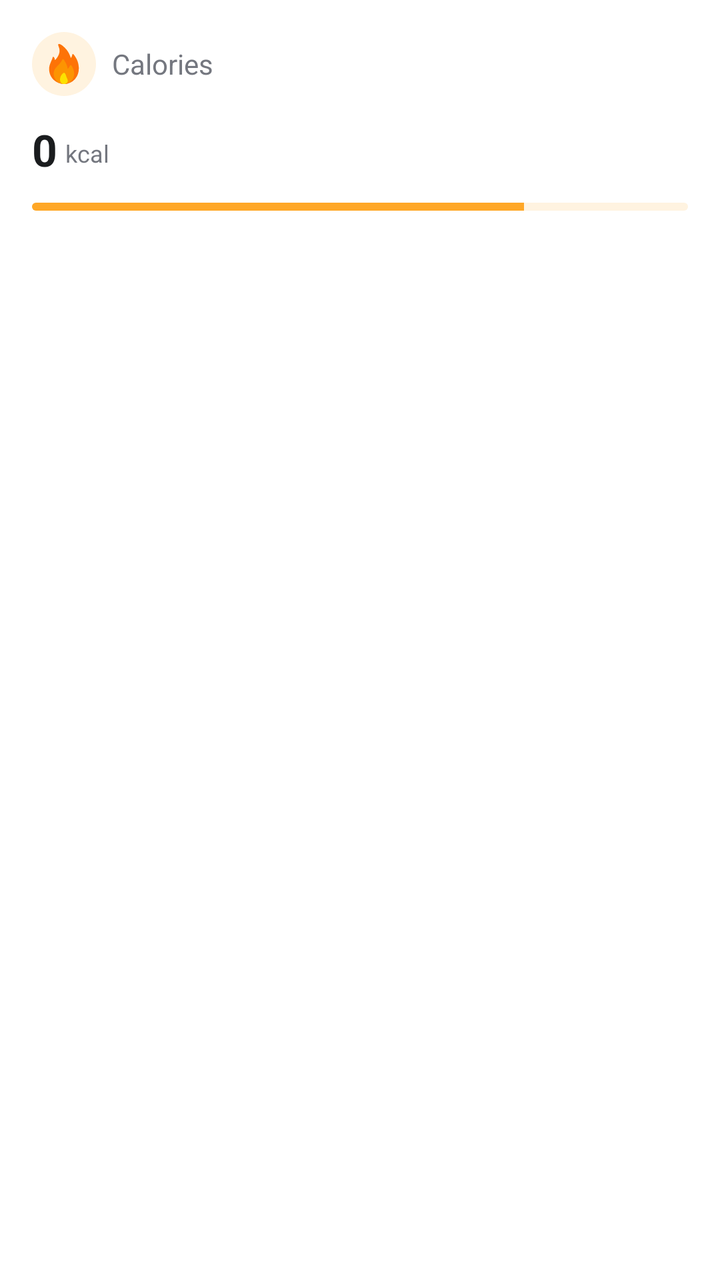
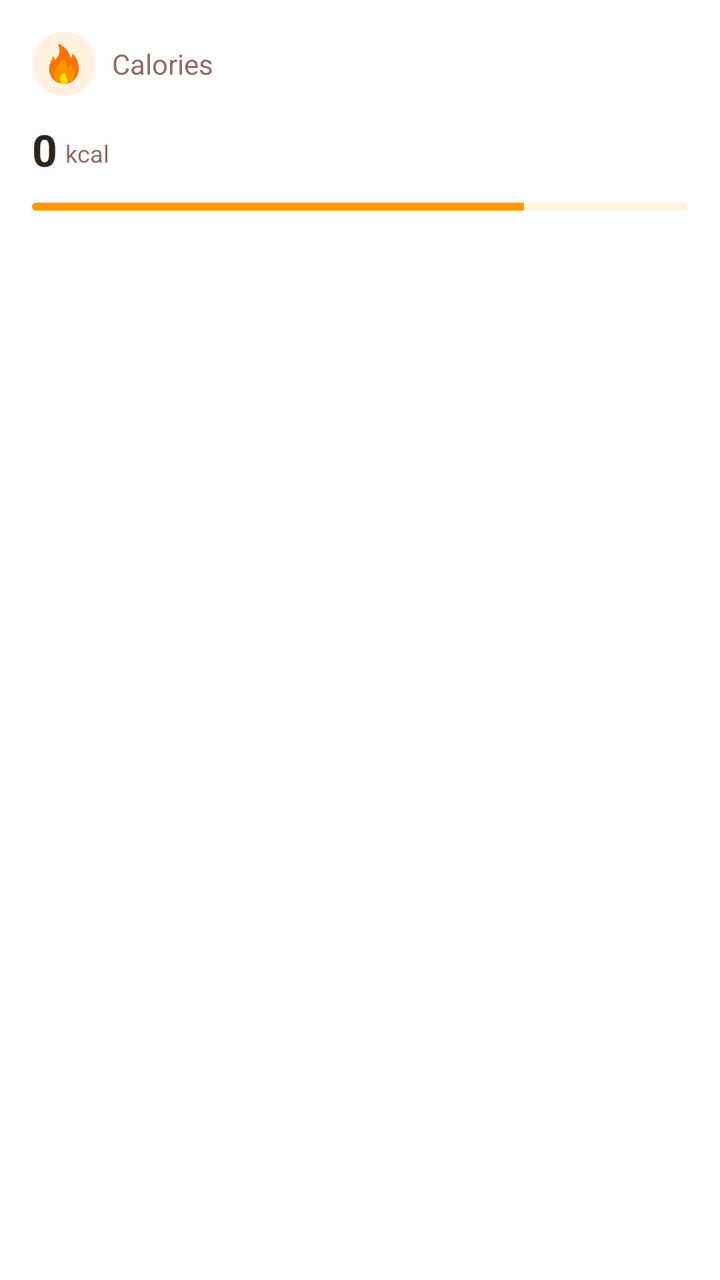

An Android layout rendered at two revisions. The XML below is the earlier revision; the diff shows what the commit changed to produce the second picture.
<!-- AndroidManifest.xml: application theme Theme.Better_Life -->
<!-- res/layout/item_health_card_calories.xml -->
<?xml version="1.0" encoding="utf-8"?>
<androidx.cardview.widget.CardView xmlns:android="http://schemas.android.com/apk/res/android"
    xmlns:app="http://schemas.android.com/apk/res-auto"
    android:layout_width="match_parent"
    android:layout_height="wrap_content"
    app:cardCornerRadius="16dp"
    app:cardElevation="0dp"
    app:cardBackgroundColor="@color/white">

    <LinearLayout
        android:layout_width="match_parent"
        android:layout_height="wrap_content"
        android:orientation="vertical"
        android:padding="16dp">

        <LinearLayout
            android:layout_width="match_parent"
            android:layout_height="wrap_content"
            android:gravity="center_vertical"
            android:orientation="horizontal">

            <ImageView
                android:layout_width="32dp"
                android:layout_height="32dp"
                android:background="@drawable/bg_icon_calories"
                android:padding="6dp"
                android:src="@drawable/ic_fire" />

            <TextView
                android:layout_width="wrap_content"
                android:layout_height="wrap_content"
                android:layout_marginStart="8dp"
                android:text="Calories"
                android:textColor="@color/text_secondary"
                android:textSize="14sp" />
        </LinearLayout>

        <LinearLayout
            android:layout_width="match_parent"
            android:layout_height="wrap_content"
            android:layout_marginTop="12dp"
            android:gravity="bottom"
            android:orientation="horizontal">

            <TextView
                android:id="@+id/show_total_calo"
                android:layout_width="wrap_content"
                android:layout_height="wrap_content"
                android:text="0"
                android:textColor="@color/text_title"
                android:textSize="22sp"
                android:textStyle="bold" />

            <TextView
                android:layout_width="wrap_content"
                android:layout_height="wrap_content"
                android:layout_marginStart="4dp"
                android:layout_marginBottom="2dp"
                android:text="kcal"
                android:textColor="@color/text_secondary"
                android:textSize="12sp" />
        </LinearLayout>

        <ProgressBar
            style="@style/Widget.AppCompat.ProgressBar.Horizontal"
            android:layout_width="match_parent"
            android:layout_height="4dp"
            android:layout_marginTop="12dp"
            android:progress="75"
            android:progressDrawable="@drawable/progress_calories" />
    </LinearLayout>
</androidx.cardview.widget.CardView>
<!-- resources referenced by this layout -->
<resources>
  <color name="text_secondary">#74777F</color>
  <color name="text_title">#1A1C1E</color>
  <color name="white">#FFFFFFFF</color>
  <!-- drawable bg_icon_calories (drawable) -->
  <?xml version="1.0" encoding="utf-8"?>
  <shape xmlns:android="http://schemas.android.com/apk/res/android"
      android:shape="oval">
      <solid android:color="@color/card_calories" />
  </shape>
  <!-- drawable ic_fire: vector/xml drawable (drawable, 4377 chars, omitted) -->
  <!-- drawable progress_calories (drawable) -->
  <?xml version="1.0" encoding="utf-8"?>
  <layer-list xmlns:android="http://schemas.android.com/apk/res/android">
      <item android:id="@android:id/background">
          <shape>
              <corners android:radius="2dp" />
              <solid android:color="#FFF3E0" />
          </shape>
      </item>
      <item android:id="@android:id/progress">
          <clip>
              <shape>
                  <corners android:radius="2dp" />
                  <solid android:color="@color/progress_calories" />
              </shape>
          </clip>
      </item>
  </layer-list>
  <style name="Theme.Better_Life" parent="Theme.MaterialComponents.DayNight.NoActionBar">
          
          <item name="colorPrimary">@color/primary_teal</item>
          <item name="colorPrimaryVariant">@color/primary_teal_dark</item>
          <item name="colorOnPrimary">@color/white</item>
          
          <item name="colorSecondary">@color/nav_active</item>
          <item name="colorSecondaryVariant">@color/primary_teal_dark</item>
          <item name="colorOnSecondary">@color/white</item>
          
          <item name="android:statusBarColor">@color/primary_teal</item>
          
      </style>
  <color name="card_calories">#FFF3E0</color>
  <color name="progress_calories">#FFA726</color>
  <color name="primary_teal">#26A69A</color>
  <color name="primary_teal_dark">#00796B</color>
  <color name="nav_active">#26A69A</color>
</resources>

<!-- the commit's change to res/layout/item_health_card_calories.xml (unified diff, before → after) -->
@@ -43,7 +43,7 @@
             android:orientation="horizontal">
 
             <TextView
-                android:id="@+id/show_total_calo"
+                android:id="@+id/tv_value"
                 android:layout_width="wrap_content"
                 android:layout_height="wrap_content"
                 android:text="0"
@@ -62,6 +62,7 @@
         </LinearLayout>
 
         <ProgressBar
+            android:id="@+id/pb_calories"
             style="@style/Widget.AppCompat.ProgressBar.Horizontal"
             android:layout_width="match_parent"
             android:layout_height="4dp"
<!-- resource entries referenced after the edit -->
@@ -1,7 +1,7 @@
 <!-- resources referenced by this layout -->
 <resources>
-  <color name="text_secondary">#74777F</color>
-  <color name="text_title">#1A1C1E</color>
+  <color name="text_secondary">#8D6E63</color>
+  <color name="text_title">#2D241E</color>
   <color name="white">#FFFFFFFF</color>
   <!-- drawable bg_icon_calories (drawable) -->
   <?xml version="1.0" encoding="utf-8"?>
@@ -42,9 +42,9 @@
           
       </style>
   <color name="card_calories">#FFF3E0</color>
-  <color name="progress_calories">#FFA726</color>
-  <color name="primary_teal">#26A69A</color>
-  <color name="primary_teal_dark">#00796B</color>
-  <color name="nav_active">#26A69A</color>
+  <color name="progress_calories">#FF9800</color>
+  <color name="primary_teal">#FF8A65</color>
+  <color name="primary_teal_dark">#E64A19</color>
+  <color name="nav_active">#FF8A65</color>
 </resources>
 
